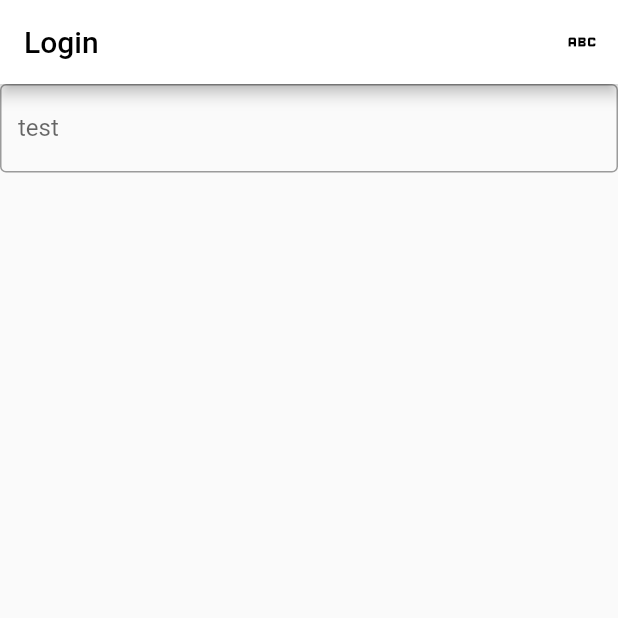
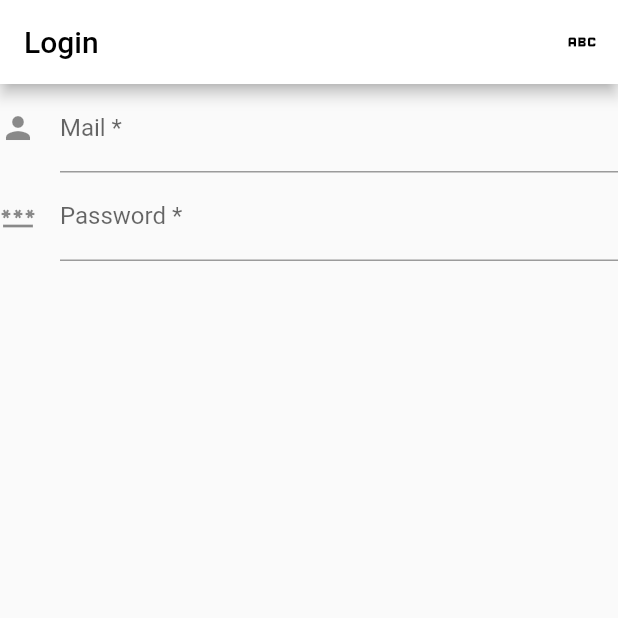
Before and after one commit to nuageeeeee/hotabank, a Flutter app: the screen it shows after launch, after a tap on the "people" icon, on a phone screen of 412 x 824 dp, the top half of it. Run offline on Flutter 3.47's test engine with Material 2 defaults, Android fonts, the phone set to English and light mode, and no system bars.

Commit message:
Add textformfield for login

```diff
--- a/lib/page/loginpage.dart
+++ b/lib/page/loginpage.dart
@@ -33,10 +33,22 @@ class loginPage extends StatelessWidget {
             ],
           ),
           body: Column(
-            children: const [
-              TextField(
-                decoration: InputDecoration(
-                    border: OutlineInputBorder(), labelText: 'test'),
+            children: [
+              TextFormField(
+                decoration: const InputDecoration(
+                  icon: Icon(Icons.person),
+                  labelText: 'Mail *',
+                  hintText: 'Mail you used to create account',
+                ),
+                onSaved: (String? value) {},
+                // ignore: body_might_complete_normally_nullable
+                validator: (String? value) {},
+              ),
+              TextFormField(
+                decoration: const InputDecoration(
+                    icon: Icon(Icons.password),
+                    labelText: 'Password *',
+                    hintText: 'Password you used to create account'),
               )
             ],
           )),
```
